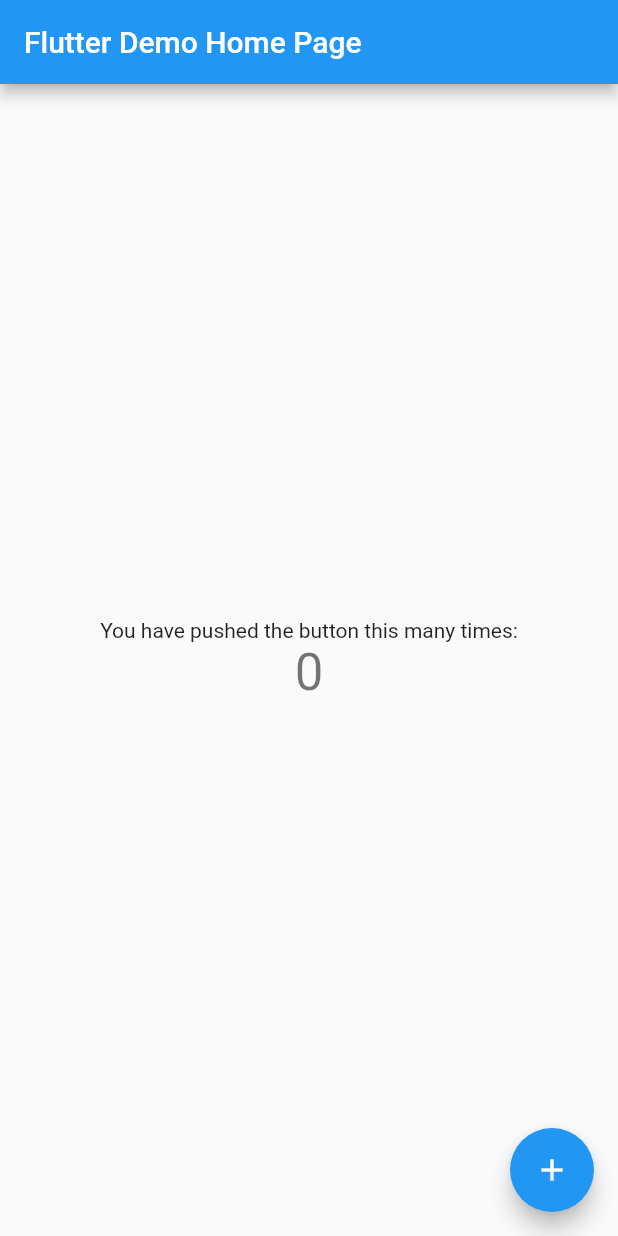
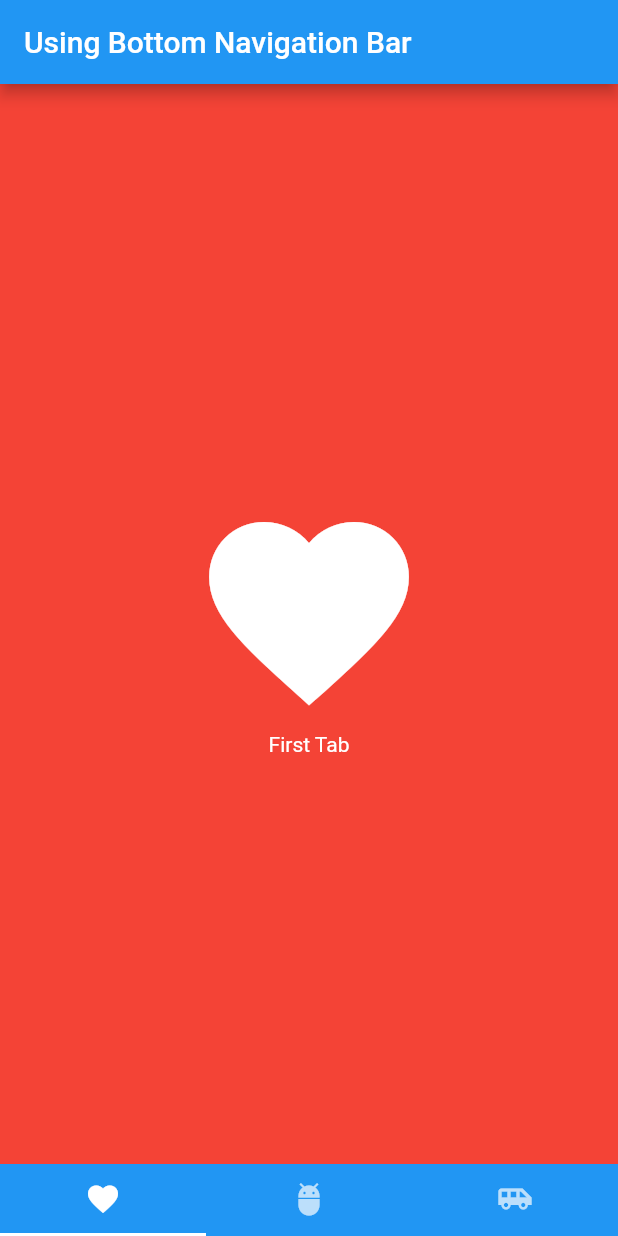
Before and after one commit to Siddhant-Pageni/Flutter-Custom, a Flutter app: the screen it shows after launch, on a phone screen of 412 x 824 dp. Run offline on Flutter 3.47's test engine with Material 2 defaults, Android fonts, the phone set to English and light mode, and no system bars.

Commit message:
Add bottom navigation

```diff
--- a/insta_clone/lib/main.dart
+++ b/insta_clone/lib/main.dart
@@ -1,109 +1,80 @@
 import 'package:flutter/material.dart';
+import 'package:insta_clone/tabs/first.dart';
+import 'package:insta_clone/tabs/second.dart';
+import 'package:insta_clone/tabs/third.dart';
 
-void main() => runApp(new MyApp());
-
-class MyApp extends StatelessWidget {
-  // This widget is the root of your application.
-  @override
-  Widget build(BuildContext context) {
-    return new MaterialApp(
-      title: 'Flutter Demo',
-      theme: new ThemeData(
-        // This is the theme of your application.
-        //
-        // Try running your application with "flutter run". You'll see the
-        // application has a blue toolbar. Then, without quitting the app, try
-        // changing the primarySwatch below to Colors.green and then invoke
-        // "hot reload" (press "r" in the console where you ran "flutter run",
-        // or press Run > Flutter Hot Reload in IntelliJ). Notice that the
-        // counter didn't reset back to zero; the application is not restarted.
-        primarySwatch: Colors.blue,
-      ),
-      home: new MyHomePage(title: 'Flutter Demo Home Page'),
-    );
-  }
+void main() {
+  runApp(new MaterialApp(
+      // Title
+      title: "Using Tabs",
+      // Home
+      home: new MyHome()));
 }
 
-class MyHomePage extends StatefulWidget {
-  MyHomePage({Key key, this.title}) : super(key: key);
+class MyHome extends StatefulWidget {
+  @override
+  MyHomeState createState() => new MyHomeState();
+}
 
-  // This widget is the home page of your application. It is stateful, meaning
-  // that it has a State object (defined below) that contains fields that affect
-  // how it looks.
-
-  // This class is the configuration for the state. It holds the values (in this
-  // case the title) provided by the parent (in this case the App widget) and
-  // used by the build method of the State. Fields in a Widget subclass are
-  // always marked "final".
-
-  final String title;
+// SingleTickerProviderStateMixin is used for animation
+class MyHomeState extends State<MyHome> with SingleTickerProviderStateMixin {
+  // Create a tab controller
+  TabController controller;
 
   @override
-  _MyHomePageState createState() => new _MyHomePageState();
-}
+  void initState() {
+    super.initState();
 
-class _MyHomePageState extends State<MyHomePage> {
-  int _counter = 0;
+    // Initialize the Tab Controller
+    controller = new TabController(length: 3, vsync: this);
+  }
 
-  void _incrementCounter() {
-    setState(() {
-      // This call to setState tells the Flutter framework that something has
-      // changed in this State, which causes it to rerun the build method below
-      // so that the display can reflect the updated values. If we changed
-      // _counter without calling setState(), then the build method would not be
-      // called again, and so nothing would appear to happen.
-      _counter++;
-    });
+  @override
+  void dispose() {
+    // Dispose of the Tab Controller
+    controller.dispose();
+    super.dispose();
   }
 
   @override
   Widget build(BuildContext context) {
-    // This method is rerun every time setState is called, for instance as done
-    // by the _incrementCounter method above.
-    //
-    // The Flutter framework has been optimized to make rerunning build methods
-    // fast, so that you can just rebuild anything that needs updating rather
-    // than having to individually change instances of widgets.
     return new Scaffold(
+      // Appbar
       appBar: new AppBar(
-        // Here we take the value from the MyHomePage object that was created by
-        // the App.build method, and use it to set our appbar title.
-        title: new Text(widget.title),
+        // Title
+        title: new Text("Using Bottom Navigation Bar"),
+        // Set the background color of the App Bar
+        backgroundColor: Colors.blue,
       ),
-      body: new Center(
-        // Center is a layout widget. It takes a single child and positions it
-        // in the middle of the parent.
-        child: new Column(
-          // Column is also layout widget. It takes a list of children and
-          // arranges them vertically. By default, it sizes itself to fit its
-          // children horizontally, and tries to be as tall as its parent.
-          //
-          // Invoke "debug paint" (press "p" in the console where you ran
-          // "flutter run", or select "Toggle Debug Paint" from the Flutter tool
-          // window in IntelliJ) to see the wireframe for each widget.
-          //
-          // Column has various properties to control how it sizes itself and
-          // how it positions its children. Here we use mainAxisAlignment to
-          // center the children vertically; the main axis here is the vertical
-          // axis because Columns are vertical (the cross axis would be
-          // horizontal).
-          mainAxisAlignment: MainAxisAlignment.center,
-          children: <Widget>[
-            new Text(
-              'You have pushed the button this many times:',
+      // Set the TabBar view as the body of the Scaffold
+      body: new TabBarView(
+        // Add tabs as widgets
+        children: <Widget>[new FirstTab(), new SecondTab(), new ThirdTab()],
+        // set the controller
+        controller: controller,
+      ),
+      // Set the bottom navigation bar
+      bottomNavigationBar: new Material(
+        // set the color of the bottom navigation bar
+        color: Colors.blue,
+        // set the tab bar as the child of bottom navigation bar
+        child: new TabBar(
+          tabs: <Tab>[
+            new Tab(
+              // set icon to the tab
+              icon: new Icon(Icons.favorite),
             ),
-            new Text(
-              '$_counter',
-              style: Theme.of(context).textTheme.display1,
+            new Tab(
+              icon: new Icon(Icons.adb),
+            ),
+            new Tab(
+              icon: new Icon(Icons.airport_shuttle),
             ),
           ],
+          // setup the controller
+          controller: controller,
         ),
       ),
-      floatingActionButton: new FloatingActionButton(
-        onPressed: _incrementCounter,
-        tooltip: 'Increment',
-        child: new Icon(Icons.add),
-      ), // This trailing comma makes auto-formatting nicer for build methods.
     );
   }
 }
--- /dev/null
+++ b/insta_clone/lib/tabs/first.dart
@@ -0,0 +1,29 @@
+import 'package:flutter/material.dart';
+
+class FirstTab extends StatelessWidget {
+  @override
+  Widget build(BuildContext context) {
+    return new Scaffold(
+      backgroundColor: Colors.red,
+      body: new Container(
+        child: new Center(
+          child: new Column(
+            // center the children
+            mainAxisAlignment: MainAxisAlignment.center,
+            children: <Widget>[
+              new Icon(
+                Icons.favorite,
+                size: 160.0,
+                color: Colors.white,
+              ),
+              new Text(
+                "First Tab",
+                style: new TextStyle(color: Colors.white),
+              )
+            ],
+          ),
+        ),
+      ),
+    );
+  }
+}
```
Also changed, not shown: insta_clone/lib/tabs/second.dart (added, +29 -0 lines), insta_clone/lib/tabs/third.dart (added, +29 -0 lines), insta_clone/pubspec.lock.
